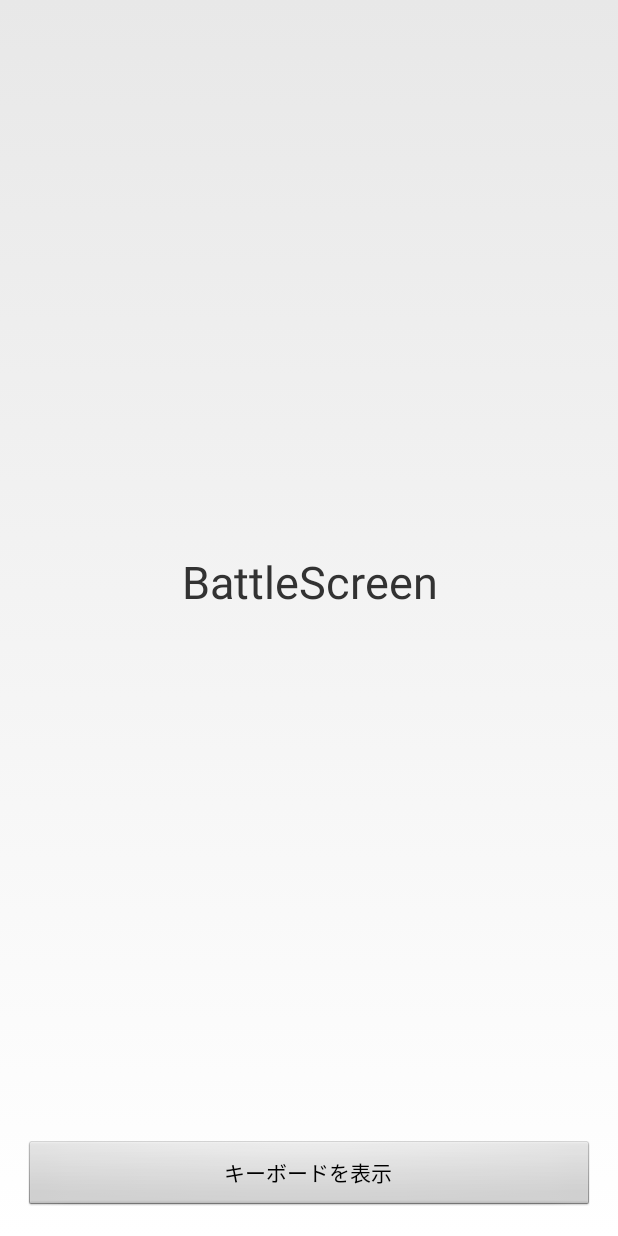
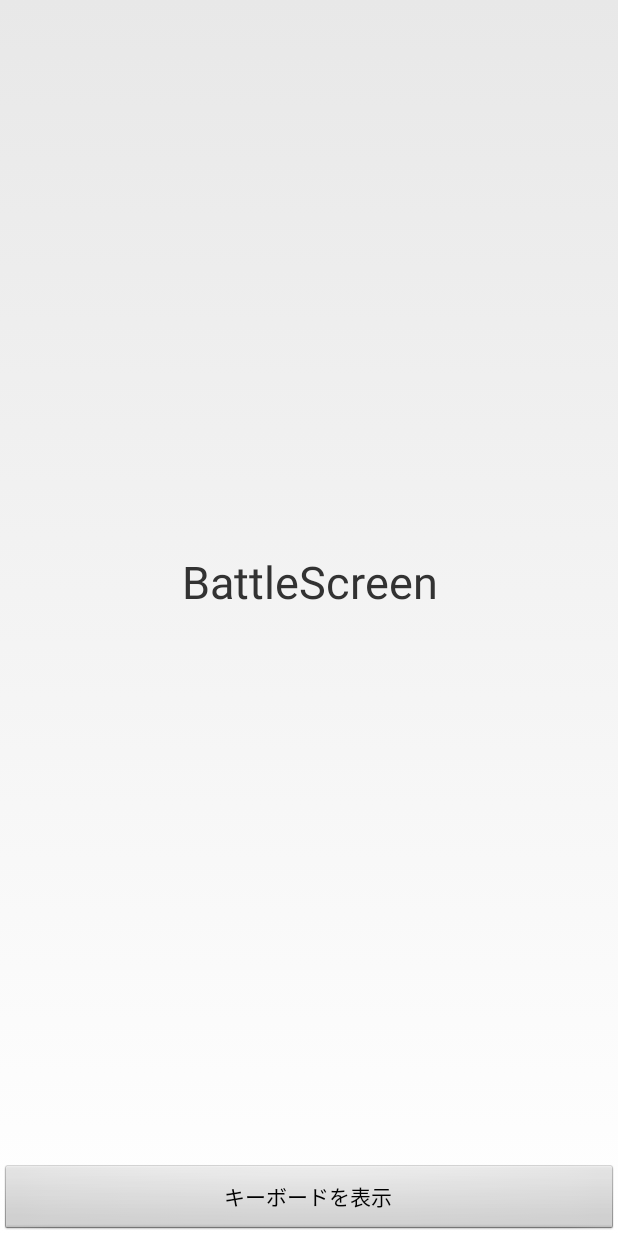
Before and after one commit to FlickFighterGroup/FlickFighter, an Android app: the BattleActivity screen opened directly, with no data from a screen before it, on a phone screen of 412 x 824 dp. Run offline under Robolectric (Android 15) with nearby library versions, the phone set to English and light mode, and no system bars.

Commit message:
KeyBoardDisplayButtonをButtonに変更 onClickとvisibilityの属性を追加

```diff
--- a/app/src/main/res/layout/activity_battle.xml
+++ b/app/src/main/res/layout/activity_battle.xml
@@ -1,14 +1,8 @@
 <LinearLayout xmlns:android="http://schemas.android.com/apk/res/android"
-    xmlns:tools="http://schemas.android.com/tools"
     android:layout_width="match_parent"
     android:layout_height="match_parent"
-    android:paddingLeft="@dimen/activity_horizontal_margin"
-    android:paddingRight="@dimen/activity_horizontal_margin"
-    android:paddingTop="@dimen/activity_vertical_margin"
-    android:paddingBottom="@dimen/activity_vertical_margin"
     android:orientation="vertical"
-    android:onClick="goToResult"
-    tools:context="jp.ac.it_college.std.flickfighter.BattleActivity">
+    android:onClick="goToResult">
 
     <TextView
         android:layout_width="match_parent"
@@ -19,10 +13,13 @@
         android:gravity="center"
         />
 
-   <jp.ac.it_college.std.flickfighter.KeyBoardDisplayButton
+   <Button
+       android:id="@+id/keyBoardShownButton"
        android:layout_width="match_parent"
        android:layout_height="wrap_content"
        android:text="キーボードを表示"
+       android:onClick="keyBoardShown"
+       android:visibility="gone"
        />
 
 </LinearLayout>
```
